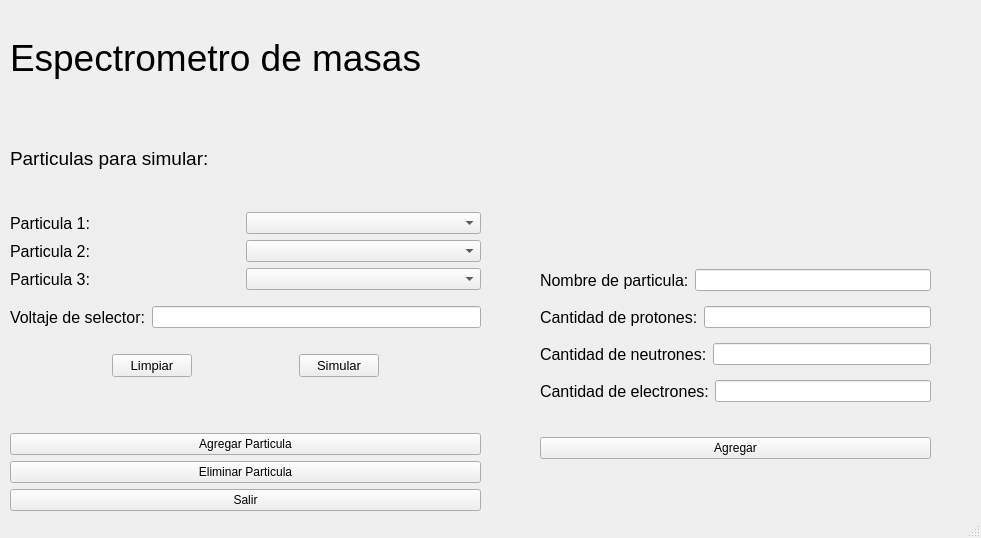
The window that gui.ui (Andrei-Portales/Proyecto-Fisica-3) describes before a commit, drawn with Qt 5.
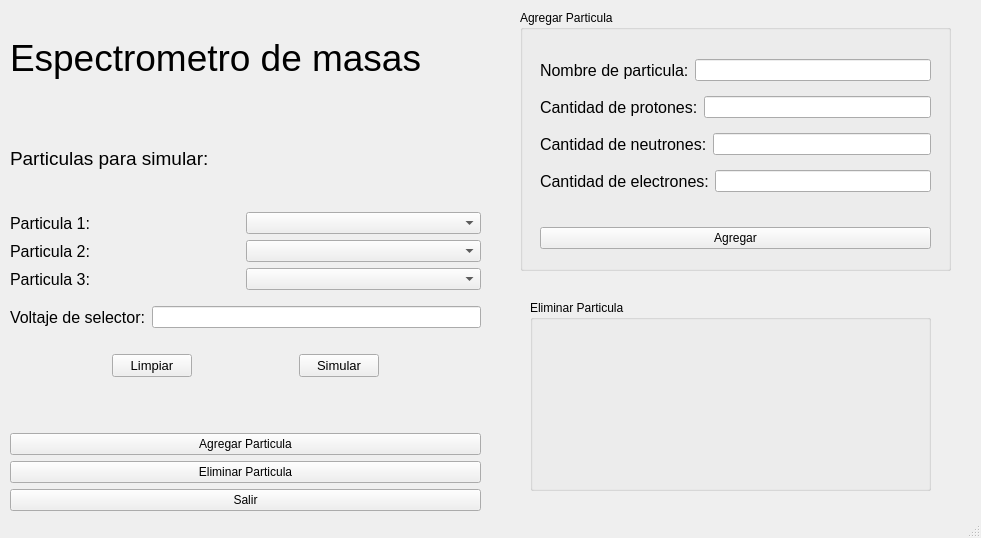
The same window after the commit.

The edit to the form file:
```diff
--- a/gui.ui
+++ b/gui.ui
@@ -297,11 +297,23 @@
      </item>
     </layout>
    </widget>
+   <widget class="QGroupBox" name="agregarBox">
+    <property name="geometry">
+     <rect>
+      <x>520</x>
+      <y>10</y>
+      <width>431</width>
+      <height>261</height>
+     </rect>
+    </property>
+    <property name="title">
+     <string>Agregar Particula</string>
+    </property>
    <widget class="QWidget" name="layoutWidget_2">
     <property name="geometry">
      <rect>
-      <x>540</x>
-      <y>260</y>
+       <x>20</x>
+       <y>40</y>
       <width>391</width>
       <height>211</height>
      </rect>
@@ -407,6 +419,20 @@
       </widget>
      </item>
     </layout>
+    </widget>
+   </widget>
+   <widget class="QGroupBox" name="eliminarBox">
+    <property name="geometry">
+     <rect>
+      <x>530</x>
+      <y>300</y>
+      <width>401</width>
+      <height>191</height>
+     </rect>
+    </property>
+    <property name="title">
+     <string>Eliminar Particula</string>
+    </property>
    </widget>
   </widget>
   <widget class="QStatusBar" name="statusbar"/>
```
Lines whose indentation alone changed are shown as unchanged.
